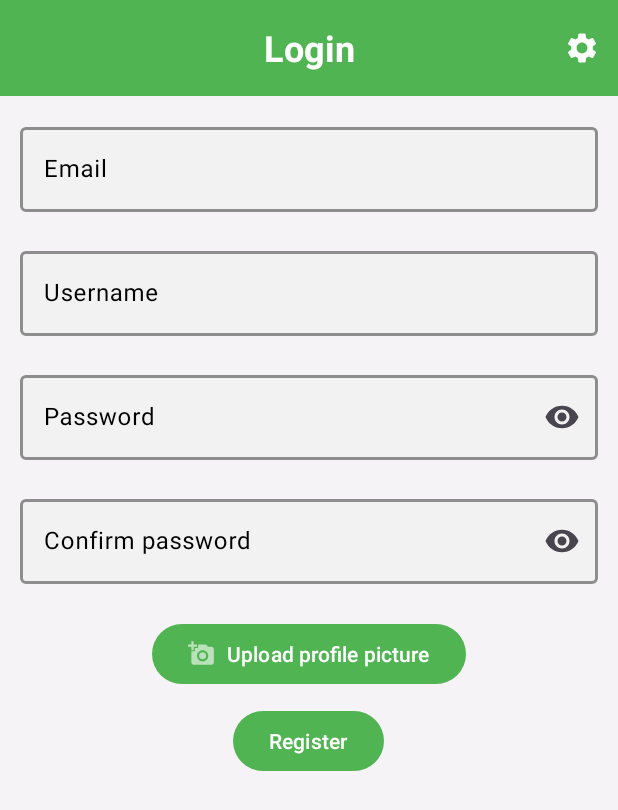
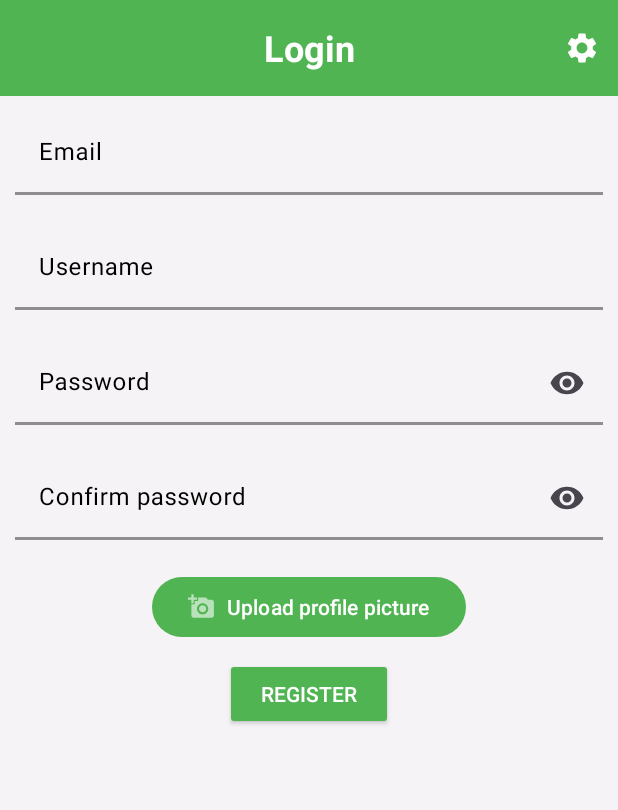
Before and after one commit to saarazari5/whatsapp_clone_android, an Android app: the RegisterFragment screen opened through its navigation route, on a phone screen of 412 x 824 dp. Shown: the top 810 px of the screen. Run offline under Robolectric (Android 15) with nearby library versions, the phone set to English and light mode, and no system bars; our stand-ins replace CircleImageView, Room's generated code; 1 statement that could not run was skipped.

Commit message:
Revert "did a night mode UI for the register fragment, and also add a little …"

```diff
--- a/app/src/main/java/com/example/whatsapp_clone/Views/Fragments/RegisterFragment.java
+++ b/app/src/main/java/com/example/whatsapp_clone/Views/Fragments/RegisterFragment.java
@@ -17,7 +17,6 @@ import androidx.fragment.app.Fragment;
 import androidx.navigation.Navigation;
 
 import android.provider.MediaStore;
-import android.text.Layout;
 import android.util.Base64;
 import android.view.LayoutInflater;
 import android.view.View;
@@ -30,7 +29,6 @@ import android.widget.Toast;
 import com.example.whatsapp_clone.R;
 import com.example.whatsapp_clone.ValidationTester;
 import com.example.whatsapp_clone.databinding.FragmentRegisterBinding;
-import com.google.android.material.textfield.TextInputLayout;
 
 import java.io.ByteArrayOutputStream;
 import java.io.IOException;
@@ -41,15 +39,6 @@ public class RegisterFragment extends Fragment {
     private Button registerBtn;
     private RegisterViewModel mViewModel;
     private Boolean isRegistrationSucceed;
-    private EditText emailInputET;
-    private EditText displayNameInputInputET;
-    private EditText passwordInputET;
-    private EditText passwordConfirmationInputET;
-
-    private TextInputLayout emailInputLayout;
-    private TextInputLayout displayNameInputLayout;
-    private TextInputLayout passwordInputLayout;
-    private TextInputLayout passwordConfirmationInputLayout;
     private Button uploadPictureBtn;
 
     private ActivityResultLauncher<Intent> imagePickerLauncher;
@@ -63,14 +52,6 @@ public class RegisterFragment extends Fragment {
     @Override
     public View onCreateView(@NonNull LayoutInflater inflater, @NonNull ViewGroup container, @NonNull Bundle savedInstanceState) {
         this.binding = FragmentRegisterBinding.inflate(inflater, container, false);
-        this.emailInputET = binding.emailInput;
-        this.emailInputLayout = binding.emailInputLayout;
-        this.displayNameInputInputET = binding.displayNameInput;
-        this.displayNameInputLayout = binding.displayNameInputLayout;
-        this.passwordInputET = binding.passwordInput;
-        this.passwordInputLayout = binding.passwordInputLayout;
-        this.passwordConfirmationInputET = binding.passwordConfirmationInput;
-        this.passwordConfirmationInputLayout = binding.passwordConfirmationInputLayout;
         View rootView = this.binding.getRoot();
         return rootView;
     }
@@ -92,15 +73,13 @@ public class RegisterFragment extends Fragment {
                     Navigation.findNavController(binding.getRoot())
                             .navigate(R.id.action_registerFragment_to_loginFragment);
                 }
-
                 @Override
                 public void onRegistrationFailure() {
                     Toast.makeText(requireContext(),
                             "This email is already taken.", Toast.LENGTH_SHORT).show();
                 }
-
                 @Override
-                public void onServerConnectionFailure() {
+                public void onServerConnectionFailure(){
                     Toast.makeText(requireContext(),
                             "Failed to connect to the server.", Toast.LENGTH_SHORT).show();
                 }
@@ -168,33 +147,32 @@ public class RegisterFragment extends Fragment {
      */
     private void setErrMsgDisappearLogic() {
 
-        this.emailInputET.setOnClickListener(v -> {
-            this.emailInputLayout.setError(null);
+        binding.emailInput.setOnClickListener(v -> {
+            binding.emailInputLayout.setError(null);
         });
-        this.emailInputLayout.setOnClickListener(v -> {
-            this.emailInputLayout.setError(null);
+        binding.emailInputLayout.setOnClickListener(v -> {
+            binding.emailInputLayout.setError(null);
         });
 
-
-        this.displayNameInputInputET.setOnClickListener(v -> {
-            this.displayNameInputLayout.setError(null);
+        binding.displayNameInput.setOnClickListener(v -> {
+            binding.displayNameInputLayout.setError(null);
         });
-        this.displayNameInputLayout.setOnClickListener(v -> {
-            this.displayNameInputLayout.setError(null);
+        binding.displayNameInputLayout.setOnClickListener(v -> {
+            binding.displayNameInputLayout.setError(null);
         });
 
-        this.passwordInputET.setOnClickListener(v -> {
-            this.passwordInputLayout.setError(null);
+        binding.passwordInput.setOnClickListener(v -> {
+            binding.passwordInputLayout.setError(null);
         });
-        this.passwordInputLayout.setOnClickListener(v -> {
-            this.passwordInputLayout.setError(null);
+        binding.passwordInputLayout.setOnClickListener(v -> {
+            binding.passwordInputLayout.setOnClickListener(null);
         });
 
-        this.passwordConfirmationInputET.setOnClickListener(v -> {
-            this.passwordConfirmationInputLayout.setError(null);
+        binding.passwordConfirmationInput.setOnClickListener(v -> {
+            binding.passwordConfirmationInputLayout.setError(null);
         });
-        this.passwordConfirmationInputLayout.setOnClickListener(v -> {
-            this.passwordConfirmationInputLayout.setError(null);
+        binding.passwordConfirmationInputLayout.setOnClickListener(v -> {
+            binding.passwordConfirmationInputLayout.setError(null);
         });
 
     }
--- a/app/src/main/res/drawable/custom_error_background.xml
+++ /dev/null
@@ -1,4 +0,0 @@
-<?xml version="1.0" encoding="utf-8"?>
-<selector xmlns:android="http://schemas.android.com/apk/res/android">
-
-</selector>
--- a/app/src/main/res/drawable/custom_outline_background.xml
+++ /dev/null
@@ -1,4 +0,0 @@
-<?xml version="1.0" encoding="utf-8"?>
-<custom_outline_background xmlns:android="http://schemas.android.com/apk/res/android">
-
-</custom_outline_background>
--- a/app/src/main/res/layout/fragment_register.xml
+++ b/app/src/main/res/layout/fragment_register.xml
@@ -18,8 +18,7 @@
             android:layout_width="match_parent"
             android:layout_height="wrap_content"
             android:orientation="vertical"
-            android:padding="13dp"
-            android:layout_marginTop="@dimen/cardview_default_elevation"
+            android:padding="10dp"
             app:layout_constraintBottom_toBottomOf="parent"
             app:layout_constraintEnd_toEndOf="parent"
             app:layout_constraintStart_toStartOf="parent"
@@ -30,6 +29,7 @@
                 android:id="@+id/emailInputLayout"
                 style="@style/InputLayoutStyle"
                 android:hint="@string/email"
+                app:boxStrokeWidth="2dp"
                 app:errorEnabled="true">
 
                 <com.google.android.material.textfield.TextInputEditText
@@ -44,6 +44,7 @@
                 android:id="@+id/displayNameInputLayout"
                 style="@style/InputLayoutStyle"
                 android:hint="@string/username"
+                app:boxStrokeWidth="2dp"
                 app:errorEnabled="true">
 
                 <com.google.android.material.textfield.TextInputEditText
@@ -54,15 +55,12 @@
 
             </com.google.android.material.textfield.TextInputLayout>
 
-
             <com.google.android.material.textfield.TextInputLayout
                 android:id="@+id/passwordInputLayout"
                 style="@style/PasswordLayoutStyle"
-                android:layout_width="match_parent"
-                android:layout_height="wrap_content"
                 android:hint="@string/password"
-                app:errorEnabled="true"
-                app:errorTextAppearance="@style/ErrorTextAppearance">
+                app:boxStrokeWidth="2dp"
+                app:errorEnabled="true">
 
                 <com.google.android.material.textfield.TextInputEditText
                     android:id="@+id/passwordInput"
@@ -72,12 +70,10 @@
 
             </com.google.android.material.textfield.TextInputLayout>
 
-
             <com.google.android.material.textfield.TextInputLayout
                 android:id="@+id/passwordConfirmationInputLayout"
                 style="@style/PasswordLayoutStyle"
-                android:layout_width="match_parent"
-                android:layout_height="wrap_content"
+                app:boxStrokeWidth="2dp"
                 android:hint="@string/confirm_password"
                 app:errorEnabled="true">
 
@@ -90,41 +86,38 @@
         </com.google.android.material.textfield.TextInputLayout>
 
             <Button
+                style="Widget.Material3.Button.OutlinedButton"
                 android:id="@+id/uploadPictureBtn"
-                style="Widget.Material3.Button.OutlinedButton"
                 android:layout_width="wrap_content"
                 android:layout_height="wrap_content"
+                android:text="Upload profile picture"
+                app:icon="@drawable/ic_picture_uploade"
                 android:layout_gravity="center"
-                android:layout_marginTop="@dimen/cardview_default_elevation"
-                android:text="Upload profile picture"
-                android:textColor="@color/white"
-                android:tint="@color/white"
-                app:icon="@drawable/ic_picture_uploade"
-                app:iconTint="@color/white" />
+
+                />
 
             <Button
                 android:id="@+id/registerBtn"
-                style="Widget.Material3.Button.OutlinedButton"
+                style="@style/Widget.AppCompat.Button.Small"
                 android:layout_width="wrap_content"
                 android:layout_height="wrap_content"
                 android:layout_gravity="center"
                 android:layout_marginTop="10dp"
-                android:text="@string/register"
-                android:textColor="@color/white"/>
+                android:text="@string/register" />
 
             <ImageView
                 android:id="@+id/profileImageView"
                 android:layout_width="200dp"
                 android:layout_height="200dp"
                 android:layout_gravity="center"
+                android:layout_marginBottom="32dp"
                 android:layout_marginTop="50dp"
-                android:layout_marginBottom="32dp"
                 android:contentDescription="@string/user_profile_picture"
                 android:fadingEdge="horizontal"
-                android:focusable="true"
                 android:scaleType="centerCrop"
                 android:src="@drawable/add_contact_background"
-                android:visibility="invisible" />
+                android:focusable="true"
+                android:visibility="invisible"/>
 
         </LinearLayout>
 
--- a/app/src/main/res/values-night/colors.xml
+++ b/app/src/main/res/values-night/colors.xml
@@ -6,12 +6,11 @@
     <color name="background_color">#CC474545</color>
     <color name="app_primary">#CC158551</color>
     <color name="primary_text">#F3EFEF</color>
-    <color name="backgroundRegister">#CC4E5C4B</color>
     <color name="loginBtn">#4CAF50</color>
     <color name="loginLogo">#4CAF50</color>
     <color name="loginTitle">#CCCFCC</color>
     <color name="registerBtn">#888888</color>
     <color name="loginContainer">#646464</color>
+    <color name="backgroundRegister">#CC474545</color>
     <color name="arrow">#CCCCCCCC</color>
-
 </resources>
--- a/app/src/main/res/values-night/themes.xml
+++ b/app/src/main/res/values-night/themes.xml
@@ -47,48 +47,25 @@
 
 
     // register:
-<!--    <style name="PasswordLayoutStyle" parent="Widget.Material3.TextInputLayout.FilledBox">-->
-<!--        <item name="boxStrokeColor">@color/app_primary</item>-->
-<!--        <item name="boxBackgroundColor">#666766</item>-->
-<!--        <item name="boxStrokeWidth">2dp</item>-->
-<!--        <item name="endIconMode">password_toggle</item>-->
-<!--        <item name="hintTextColor">@color/white</item>-->
-<!--        <item name="passwordToggleTint">@color/white</item>-->
-<!--        <item name="android:layout_width">match_parent</item>-->
-<!--        <item name="android:layout_height">wrap_content</item>-->
-<!--        <item name="android:background">@drawable/input_bg</item>-->
-<!--    </style>-->
-    <style name="PasswordLayoutStyle" parent="Widget.Material3.TextInputLayout.OutlinedBox">
-        <item name="boxStrokeColor">@color/white</item>
-        <item name="boxBackgroundColor">#CC8BAC8F</item>
+    <style name="PasswordLayoutStyle" parent="Widget.Material3.TextInputLayout.FilledBox">
+        <item name="boxStrokeColor">@color/app_primary</item>
+        <item name="boxBackgroundColor">#666766</item>
+        <item name="boxStrokeWidth">2dp</item>
         <item name="endIconMode">password_toggle</item>
         <item name="hintTextColor">@color/white</item>
         <item name="passwordToggleTint">@color/white</item>
-        <item name="android:textColorHint">@color/white</item>
-        <item name="boxStrokeWidth">2dp</item>
-        <item name="editTextColor">@color/app_primary</item>
+        <item name="android:layout_width">match_parent</item>
+        <item name="android:layout_height">wrap_content</item>
     </style>
 
-    <style name="PasswordInputStyle" parent="Widget.Material3.TextInputEditText.FilledBox">
-        <item name="android:textColor">@color/black</item>
-    </style>
-
-    <style name="ErrorTextAppearance" parent="TextAppearance.Design.Error">
-        <item name="android:textColor">@color/app_primary</item>
-    </style>
-
-
-
-    <style name="InputLayoutStyle" parent="Widget.Material3.TextInputLayout.OutlinedBox">
-        <item name="boxStrokeColor">@color/white</item>
-        <item name="boxBackgroundColor">#CC8BAC8F</item>
+    <style name="InputLayoutStyle" parent="Widget.Material3.TextInputLayout.FilledBox">
+        <item name="boxStrokeColor">@color/app_primary</item>
+        <item name="boxBackgroundColor">#CC736F6F</item>
         <item name="endIconMode">clear_text</item>
-        <item name="hintTextColor">@color/white</item>
-        <item name="android:textColorHint">@color/white</item>
+        <item name="hintTextColor">@color/app_primary</item>
+        <item name="android:textColorHint">@color/primary_text</item>
         <item name="android:layout_width">match_parent</item>
         <item name="android:layout_height">wrap_content</item>
-        <item name="boxStrokeWidth">2dp</item>
-        <item name="editTextColor">@color/app_primary</item>
     </style>
 
 
--- a/app/src/main/res/values/colors.xml
+++ b/app/src/main/res/values/colors.xml
@@ -6,13 +6,12 @@
     <color name="background_color">#CCBABABA</color>
     <color name="app_primary">#51B453</color>
     <color name="primary_text">#FF000000</color>
-    <color name="backgroundRegister">#CCF3F3F3</color>
     <color name="loginBtn">#8BC34A</color>
     <color name="loginLogo">#8BC34A</color>
     <color name="loginTitle">#353535</color>
     <color name="inputLoginPlaceholder">#131313</color>
     <color name="registerBtn">#3D3F42</color>
     <color name="loginContainer">#F6F6F6</color>
+    <color name="backgroundRegister">#CCF3F3F3</color>
     <color name="arrow">#CC494949</color>
-
 </resources>
--- a/app/src/main/res/values/themes.xml
+++ b/app/src/main/res/values/themes.xml
@@ -133,38 +133,18 @@
 <!--        <item name="passwordToggleTint">@color/password_toggle_color</item>-->
 <!--    </style>-->
     // register fragment style:
-<!--    <style name="PasswordLayoutStyle" parent="Widget.Material3.TextInputLayout.FilledBox">-->
-<!--        <item name="boxStrokeColor">@color/app_primary</item>-->
-<!--        <item name="boxBackgroundColor">@color/dark_gray</item>-->
-<!--        <item name="endIconMode">password_toggle</item>-->
-<!--        <item name="hintTextColor">@color/app_primary</item>-->
-<!--        <item name="passwordToggleTint">@color/black</item>-->
-<!--        <item name="android:textColorHint">@color/black</item>-->
-<!--        <item name="android:layout_width">match_parent</item>-->
-<!--        <item name="android:layout_height">wrap_content</item>-->
-<!--    </style>-->
-    <style name="PasswordLayoutStyle" parent="Widget.Material3.TextInputLayout.OutlinedBox">
+    <style name="PasswordLayoutStyle" parent="Widget.Material3.TextInputLayout.FilledBox">
         <item name="boxStrokeColor">@color/app_primary</item>
         <item name="boxBackgroundColor">@color/dark_gray</item>
         <item name="endIconMode">password_toggle</item>
         <item name="hintTextColor">@color/app_primary</item>
         <item name="passwordToggleTint">@color/black</item>
         <item name="android:textColorHint">@color/black</item>
-        <item name="errorTextColor">#CCDA1414</item>
-        <item name="boxStrokeWidth">2dp</item>
+        <item name="android:layout_width">match_parent</item>
+        <item name="android:layout_height">wrap_content</item>
     </style>
 
-    <style name="PasswordInputStyle" parent="Widget.Material3.TextInputEditText.FilledBox">
-        <item name="android:textColor">@color/black</item>
-    </style>
-
-    <style name="ErrorTextAppearance" parent="TextAppearance.Design.Error">
-        <item name="android:textColor">@color/app_primary</item>
-    </style>
-
-
-
-    <style name="InputLayoutStyle" parent="Widget.Material3.TextInputLayout.OutlinedBox">
+    <style name="InputLayoutStyle" parent="Widget.Material3.TextInputLayout.FilledBox">
         <item name="boxStrokeColor">@color/app_primary</item>
         <item name="boxBackgroundColor">@color/dark_gray</item>
         <item name="endIconMode">clear_text</item>
@@ -172,10 +152,6 @@
         <item name="android:textColorHint">@color/black</item>
         <item name="android:layout_width">match_parent</item>
         <item name="android:layout_height">wrap_content</item>
-        <item name="boxStrokeWidth">2dp</item>
     </style>
 
-
-
-
 </resources>
```
Lines whose indentation alone changed are shown as unchanged.
